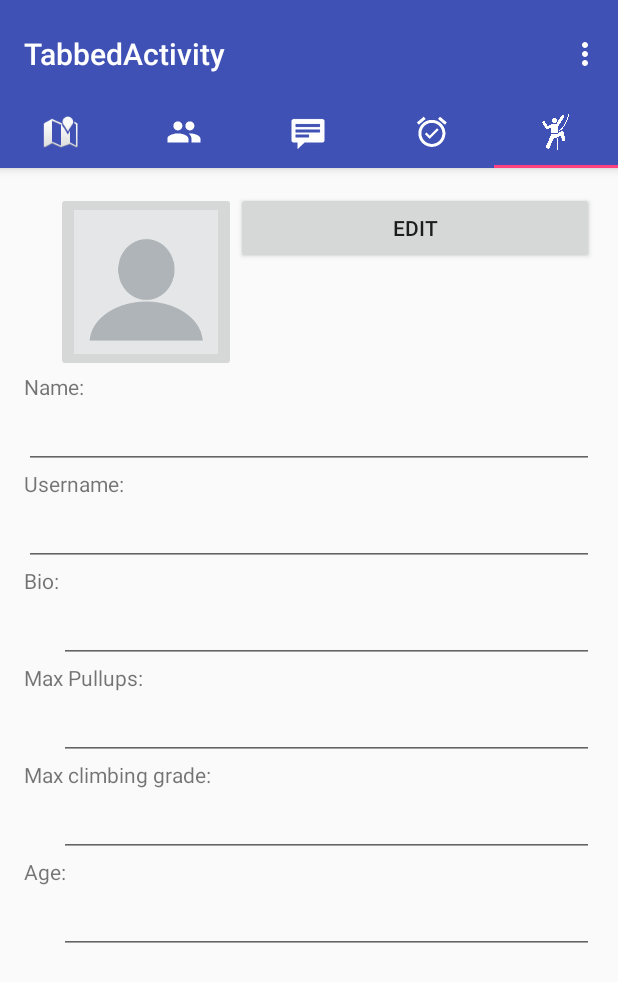
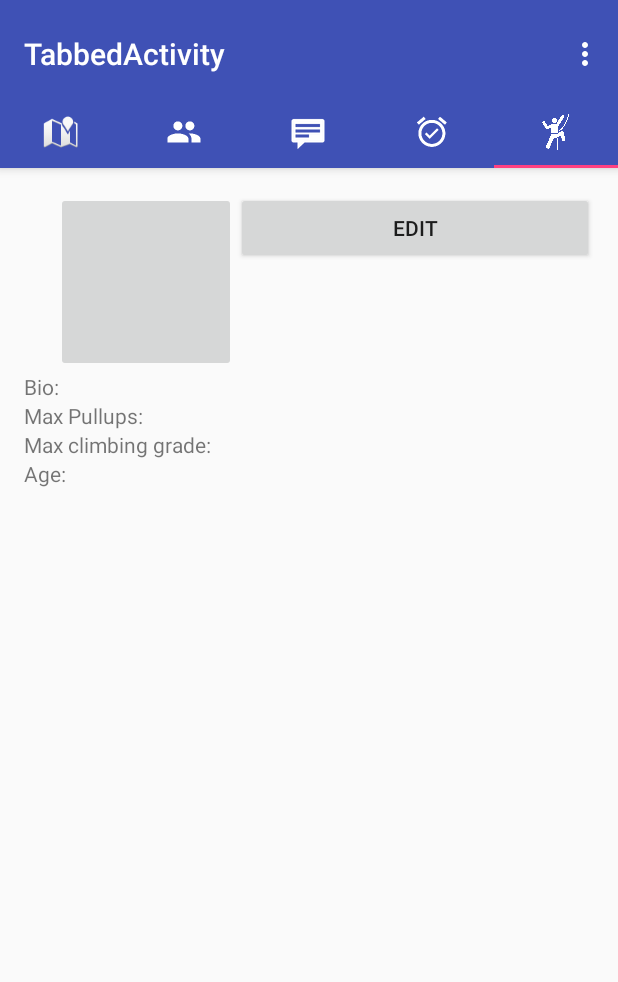
Before and after one commit to EstiT/Climbr, an Android app: the TabbedActivity screen opened directly, with no data from a screen before it, tab 5 chosen, on a phone screen of 412 x 824 dp. Shown: the top 982 px of the screen. Run offline under Robolectric (Android 15) with nearby library versions, the phone set to English and light mode, and no system bars; libraries missing offline, so code that uses them is left out: com.google.maps.android.

Commit message:
removed username from profile and user on board activity (not editable), user profile fields are not being set from profile Map,

```diff
--- a/Climbr/app/src/main/res/layout/profile_fragment.xml
+++ b/Climbr/app/src/main/res/layout/profile_fragment.xml
@@ -16,7 +16,6 @@
 
 
         <ImageButton
-            app:srcCompat="@drawable/profile"
             android:gravity="center_vertical"
             android:layout_width="120dp"
             android:layout_height="120dp"
@@ -31,91 +30,63 @@
             android:id="@+id/button" />
 
         <TextView
-            android:text="Name:"
+            android:text="Bio:"
             android:layout_width="match_parent"
             android:layout_height="wrap_content"
             android:layout_below="@id/imageButton"
-            android:id="@+id/textView" />
-
-        <EditText
-            android:text=""
-            android:layout_width="match_parent"
-            android:layout_height="wrap_content"
-            android:layout_below="@id/textView"
-            android:id="@+id/name" />
+            android:id="@+id/textView4" />
 
         <TextView
-            android:text="Username:"
-            android:layout_width="match_parent"
-            android:layout_height="wrap_content"
-            android:layout_below="@id/name"
-            android:id="@+id/textView2" />
-
-        <EditText
-            android:text=""
-            android:layout_width="match_parent"
-            android:layout_height="wrap_content"
-            android:layout_below="@id/textView2"
-            android:id="@+id/username" />
-
-        <TextView
-            android:text="Bio:"
-            android:layout_width="match_parent"
-            android:layout_height="wrap_content"
-            android:layout_below="@id/username"
-            android:id="@+id/textView4" />
-
-        <EditText
             android:text=""
             android:layout_width="match_parent"
             android:layout_height="wrap_content"
             android:layout_marginStart="23dp"
-            android:layout_below="@id/textView4"
+            android:layout_toRightOf="@id/textView4"
             android:id="@+id/bio" />
 
         <TextView
             android:text="Max Pullups:"
             android:layout_width="match_parent"
             android:layout_height="wrap_content"
-            android:layout_below="@id/bio"
+            android:layout_below="@id/textView4"
             android:id="@+id/textView5" />
 
-        <EditText
+        <TextView
             android:text=""
             android:layout_width="match_parent"
             android:layout_height="wrap_content"
             android:layout_marginStart="23dp"
-            android:layout_below="@id/textView5"
+            android:layout_toRightOf="@id/textView5"
             android:id="@+id/pullups" />
 
         <TextView
             android:text="Max climbing grade:"
             android:layout_width="match_parent"
             android:layout_height="wrap_content"
-            android:layout_below="@id/pullups"
+            android:layout_below="@id/textView5"
             android:id="@+id/textView6" />
 
-        <EditText
+        <TextView
             android:text=""
             android:layout_width="match_parent"
             android:layout_height="wrap_content"
             android:layout_marginStart="23dp"
-            android:layout_below="@id/textView6"
+            android:layout_toRightOf="@id/textView6"
             android:id="@+id/grade" />
 
         <TextView
             android:text="Age:"
             android:layout_width="match_parent"
             android:layout_height="wrap_content"
-            android:layout_below="@id/grade"
+            android:layout_below="@id/textView6"
             android:id="@+id/textView7" />
 
-        <EditText
+        <TextView
             android:text=""
             android:layout_width="match_parent"
             android:layout_height="wrap_content"
             android:layout_marginStart="23dp"
-            android:layout_below="@id/textView7"
+            android:layout_toRightOf="@id/textView7"
             android:id="@+id/age" />
 
 
```
Also changed, not shown: Climbr/app/src/main/java/edu/carleton/comp2601/climbr/TabbedActivity.java (+5 -9 lines), Climbr/app/src/main/java/edu/carleton/comp2601/climbr/UserOnboardActivity.java (+8 -8 lines), Climbr/app/src/main/res/layout/activity_user_onboard.xml (+1 -29 lines).
